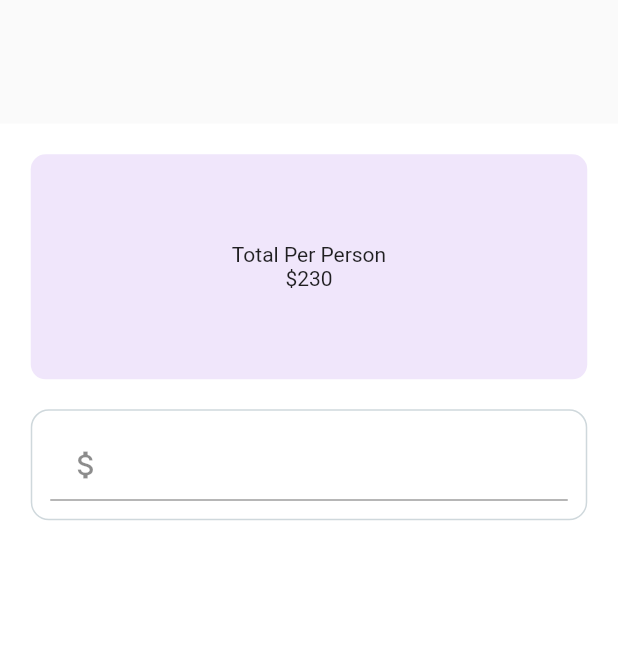
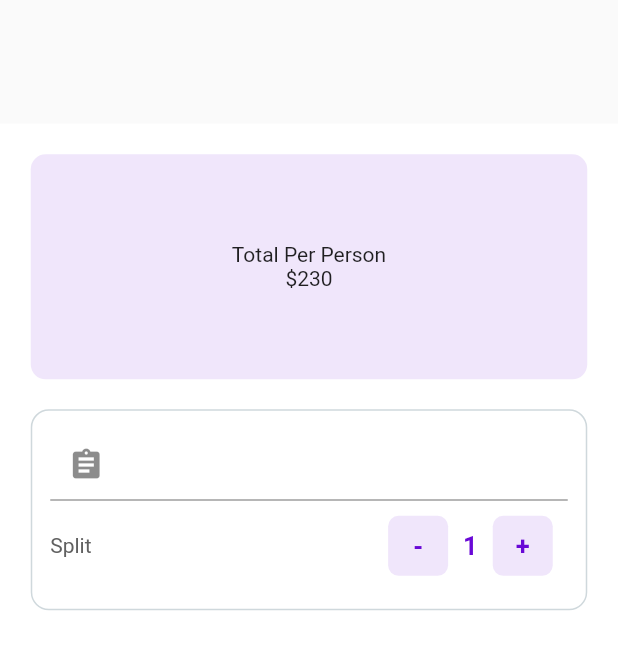
Before and after one commit to RUPAK7406/exploring-flutter, a Flutter app: the screen it shows after launch, on a phone screen of 412 x 824 dp. Shown: the top 649 px of the screen. Run offline on Flutter 3.47's test engine with Material 2 defaults, Android fonts, the phone set to English and light mode, and no system bars.

Commit message:
Added Row for splitter

```diff
--- a/tip_calculator/lib/ui/home.dart
+++ b/tip_calculator/lib/ui/home.dart
@@ -34,7 +34,7 @@ class _BillSplitterState extends State<BillSplitter> {
                 child: Column(
                     mainAxisAlignment: MainAxisAlignment.center,
                     children: <Widget>[
-                      Text("Total Per Person"),
+                      Text("Total Per Person", style: TextStyle(),),
                       Text("\$230"),
                     ]
                     ),
@@ -56,8 +56,8 @@ class _BillSplitterState extends State<BillSplitter> {
                     keyboardType: TextInputType.numberWithOptions(decimal: true),
                     style: TextStyle(color : _purple),
                     decoration: InputDecoration(
-                      prefixText: "Bill Amount",
-                      prefixIcon: Icon(Icons.attach_money)
+                      prefixText: "Bill Amount : ",
+                      prefixIcon: Icon(Icons.assignment)
                      ),
                      onChanged: (String value){
                        try{
@@ -67,7 +67,83 @@ class _BillSplitterState extends State<BillSplitter> {
                          _billAmount = 0.0;
                        }
                      },
-                  )
+                  ),
+                  Row(
+                    mainAxisAlignment: MainAxisAlignment.spaceBetween,
+                    children: <Widget>[
+                      Text("Split",
+                      style : TextStyle(
+                        color: Colors.grey.shade700),),
+                        Row(
+                          children: <Widget>[
+                            InkWell(
+                              onTap: (){
+                                setState(() {
+                                  if(_personCounter > 1){
+                                    _personCounter--;
+                                  } else {
+                                    //Do Something
+                                  }
+                                });
+                              },child: Container(
+                                width : 40,
+                                height : 40,
+                                margin : EdgeInsets.all(10.0),
+                                decoration: BoxDecoration(
+                                  borderRadius: BorderRadius.circular(7.0),
+                                  color: _purple.withOpacity(0.1)
+                                ),
+                                child:
+                                 Center(
+                                   child: Text(
+                                    "-",style: TextStyle(
+                                      color : _purple,
+                                      fontWeight: FontWeight.bold,
+                                      fontSize: 17.0,
+                                    ),
+                                ),
+                                 ),
+                              ),
+                            ),
+                            Text("$_personCounter",
+                            style: TextStyle(
+                              color : _purple,
+                                      fontWeight: FontWeight.bold,
+                                      fontSize: 17.0,
+                            ),
+                            ),
+
+
+                          InkWell(
+                              onTap: (){
+                                setState(() {
+                                  _personCounter++;
+                                });
+                              },child: Container(
+                                width : 40, height : 40,
+                                margin : EdgeInsets.all(10.0),
+                                decoration: BoxDecoration(
+                                  borderRadius: BorderRadius.circular(7.0),
+                                  color: _purple.withOpacity(0.1)
+                                ),
+                                child:
+                                 Center(
+                                   child: Text(
+                                    "+",style: TextStyle(
+                                      color : _purple,
+                                      fontWeight: FontWeight.bold,
+                                      fontSize: 17.0,
+                                    ),
+                                ),
+                                 ),
+                              ),
+                            ),
+
+
+                        ],
+                        )
+                    ],
+                  ),
 
                 ]
               ),
```
